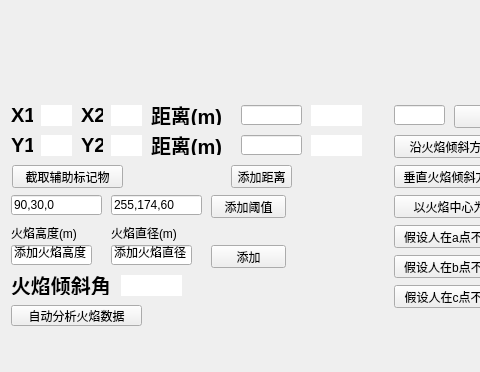
Above: mainUI.ui from yurunyang1998/FIreAnalysis before the change; both pictures show x 0 to 480 and y 512 to 884 of the 1106 by 884 pixel window. Below: the same form after it.
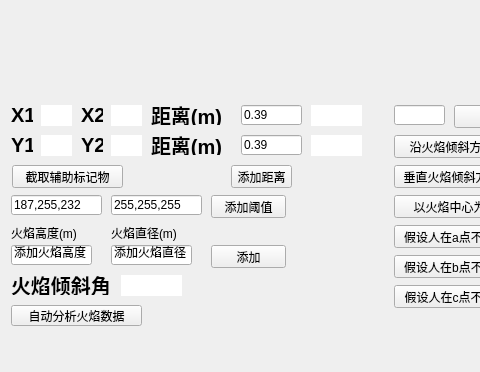
That is the form after the change. Custom widgets are drawn as their Qt base class.

```diff
--- a/mainUI.ui
+++ b/mainUI.ui
@@ -114,6 +114,9 @@
          <height>20</height>
         </rect>
        </property>
+       <property name="text">
+        <string>0.39</string>
+       </property>
       </widget>
       <widget class="QLabel" name="label_12">
        <property name="geometry">
@@ -287,6 +290,9 @@
          <height>20</height>
         </rect>
        </property>
+       <property name="text">
+        <string>0.39</string>
+       </property>
       </widget>
       <widget class="QLabel" name="label_5">
        <property name="geometry">
@@ -372,7 +378,7 @@
         </rect>
        </property>
        <property name="text">
-        <string>90,30,0</string>
+        <string>187,255,232</string>
        </property>
       </widget>
       <widget class="QLineEdit" name="lineEdit_4">
@@ -385,7 +391,7 @@
         </rect>
        </property>
        <property name="text">
-        <string>255,174,60</string>
+        <string>255,255,255</string>
        </property>
       </widget>
       <widget class="QLabel" name="label_14">
```
